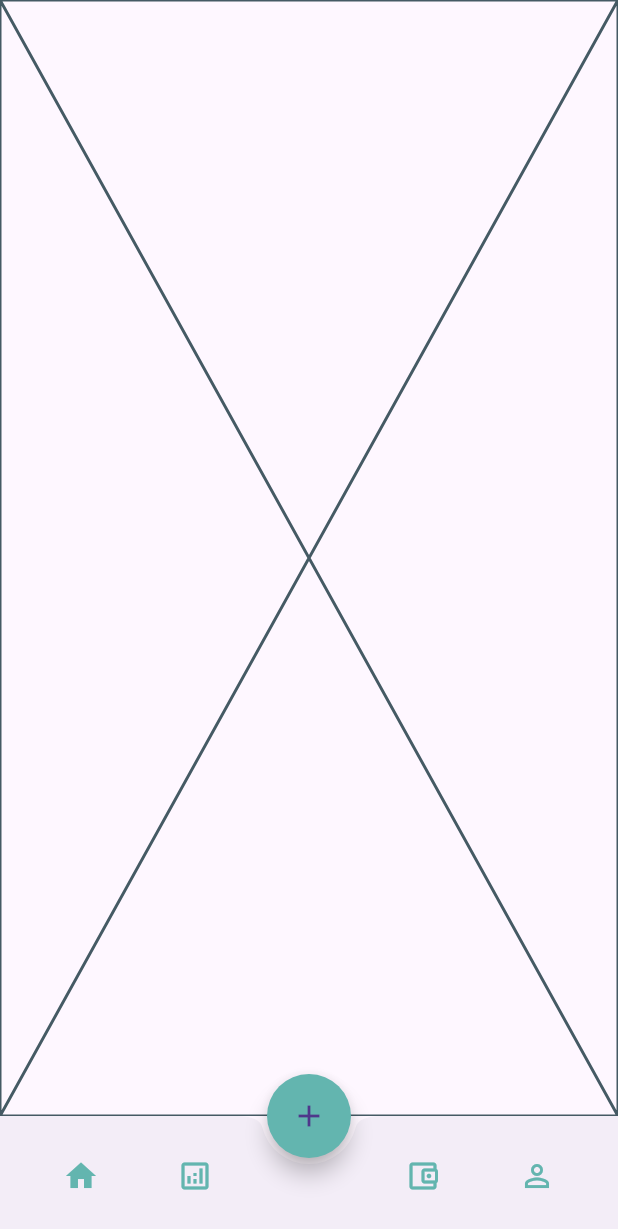
After one commit to Emerson018/mps_bikes_project, a Flutter app: the HomePageView screen opened by its route, swiped to page 2, on a phone screen of 412 x 824 dp. The commit adds this screen. Shown: the top 1229 px of the screen. Run offline on Flutter 3.47's test engine with Material 3 defaults, Android fonts, the phone set to English and light mode, and no system bars; our stand-ins replace firebase_auth, firebase_core, flutter_secure_storage, get_it; accounts and stored records are empty.

Commit message:
V29, add pages e bottom_bar

```diff
--- a/lib/app.dart
+++ b/lib/app.dart
@@ -1,10 +1,14 @@
 import 'package:flutter/material.dart';
 import 'package:mps_app/common/constants/routes.dart';
 import 'package:mps_app/features/home/homepage.dart';
+import 'package:mps_app/features/home/homepage_view.dart';
 import 'package:mps_app/features/onboarding/onboarding_page.dart';
+import 'package:mps_app/features/profile/profile_page.dart';
 import 'package:mps_app/features/sign_in/sign_in_page.dart';
 import 'package:mps_app/features/sign_up/sign_up_page.dart';
 import 'package:mps_app/features/splash/splash_page.dart';
+import 'package:mps_app/features/stats/stats_page.dart';
+import 'package:mps_app/features/wallets/wallet_page.dart';
 
 class App extends StatelessWidget {
   const App({super.key});
@@ -19,7 +23,11 @@ class App extends StatelessWidget {
         NamedRoute.splash: (context) => const SplashPage(),
         NamedRoute.signUp: (context) => const SignUpPage(),
         NamedRoute.signIn: (context) => const SignInPage(),
-        NamedRoute.home: (context) => const HomePage(),
+        NamedRoute.home: (context) => const HomePageView(),
+        NamedRoute.stats: (context) => const StatsPage(),
+        NamedRoute.wallet: (context) => const WalletPage(),
+        NamedRoute.profile: (context) => const ProfilePage(),
+
       },
     );
   }
--- a/lib/common/constants/routes.dart
+++ b/lib/common/constants/routes.dart
@@ -6,4 +6,8 @@ class NamedRoute {
   static const String signUp = "/sign_up";
   static const String signIn = "/sign_in";
   static const String home = "/home";
+
+  static const String stats = "/stats";
+  static const String wallet = "/wallet";
+  static const String profile = "/profile";
 }
--- /dev/null
+++ b/lib/common/widgets/custom_bottom_app_bar.dart
@@ -0,0 +1,68 @@
+import 'package:flutter/material.dart';
+import '../constants/app_colors.dart';
+class CustomBottomAppBar extends StatefulWidget {
+  final Color? selectedItemColor;
+  final List<CustomBottomAppBarItem> children;
+  const CustomBottomAppBar({
+    Key? key,
+    this.selectedItemColor,
+    required this.children,
+  })  : assert(children.length == 5, 'children.length must be 5'),
+        super(key: key);
+  @override
+  State<CustomBottomAppBar> createState() => _CustomBottomAppBarState();
+}
+class _CustomBottomAppBarState extends State<CustomBottomAppBar> {
+  int _selectedItemIndex = 0;
+  @override
+  Widget build(BuildContext context) {
+    return BottomAppBar(
+      shape: const CircularNotchedRectangle(),
+      child: Row(
+        mainAxisAlignment: MainAxisAlignment.spaceAround,
+        children: widget.children.map(
+          (item) {
+            final currentItem =
+                widget.children.indexOf(item) == _selectedItemIndex;
+            return Expanded(
+              child: InkWell(
+                onTap: item.onPressed,
+                onTapUp: (_) => setState(() {
+                  _selectedItemIndex = widget.children.indexOf(item);
+                }),
+                child: Padding(
+                  padding: const EdgeInsets.symmetric(vertical: 12.0),
+                  child: Icon(
+                    currentItem ? item.primaryIcon : item.secondaryIcon,
+                    color: currentItem
+                        ? widget.selectedItemColor
+                        : AppColors.greenlightOne,
+                  ),
+                ),
+              ),
+            );
+          },
+        ).toList(),
+      ),
+    );
+  }
+}
+class CustomBottomAppBarItem {
+  final String? label;
+  final IconData? primaryIcon;
+  final IconData? secondaryIcon;
+  final VoidCallback? onPressed;
+
+  CustomBottomAppBarItem({
+    this.label,
+    this.primaryIcon,
+    this.secondaryIcon,
+    this.onPressed,
+  });
+  CustomBottomAppBarItem.empty({
+    this.label,
+    this.secondaryIcon,
+    this.primaryIcon,
+    this.onPressed,
+  });
+}
--- /dev/null
+++ b/lib/features/home/homepage_view.dart
@@ -0,0 +1,84 @@
+import 'dart:developer';
+import 'package:flutter/material.dart';
+import 'package:mps_app/features/home/homepage.dart';
+import 'package:mps_app/features/wallets/wallet_page.dart';
+import '../../common/constants/app_colors.dart';
+import '../../common/widgets/custom_bottom_app_bar.dart';
+import '../profile/profile_page.dart';
+import '../stats/stats_page.dart';
+
+class HomePageView extends StatefulWidget {
+  const HomePageView({super.key});
+  @override
+  State<HomePageView> createState() => _HomePageViewState();
+}
+class _HomePageViewState extends State<HomePageView> {
+  final pageController = PageController();
+  @override
+  void initState() {
+    super.initState();
+    pageController.addListener(() {
+      log(pageController.page.toString());
+    });
+  }
+  @override
+  Widget build(BuildContext context) {
+    return Scaffold(
+      body: PageView(
+        physics: const NeverScrollableScrollPhysics(),
+        controller: pageController,
+        children: const [
+          HomePage(),
+          StatsPage(),
+          WalletPage(),
+          ProfilePage(),
+        ],
+      ),
+      floatingActionButton: FloatingActionButton(
+        backgroundColor: AppColors.greenlightOne,
+        onPressed: () {},
+        shape: const CircleBorder(),
+        child: const Icon(Icons.add),
+      ),
+      floatingActionButtonLocation: FloatingActionButtonLocation.centerDocked,
+      bottomNavigationBar: CustomBottomAppBar(
+        selectedItemColor: AppColors.greenlightOne,
+        children: [
+          CustomBottomAppBarItem(
+            label: 'home',
+            primaryIcon: Icons.home,
+            secondaryIcon: Icons.home_outlined,
+            onPressed: () => pageController.jumpToPage(
+              0,
+            ),
+          ),
+          CustomBottomAppBarItem(
+            label: 'stats',
+            primaryIcon: Icons.analytics,
+            secondaryIcon: Icons.analytics_outlined,
+            onPressed: () => pageController.jumpToPage(
+              1,
+            ),
+          ),
+          CustomBottomAppBarItem.empty(),
+          CustomBottomAppBarItem(
+            label: 'wallet',
+            primaryIcon: Icons.account_balance_wallet,
+            secondaryIcon: Icons.account_balance_wallet_outlined,
+            onPressed: () => pageController.jumpToPage(
+              2,
+            ),
+          ),
+          CustomBottomAppBarItem(
+            label: 'profile',
+            primaryIcon: Icons.person,
+            secondaryIcon: Icons.person_outline,
+            onPressed: () => pageController.jumpToPage(
+              3,
+            ),
+          ),
+        ],
+      ),
+    );
+  }
+}
--- /dev/null
+++ b/lib/features/profile/profile_page.dart
@@ -0,0 +1,10 @@
+import 'package:flutter/widgets.dart';
+
+class ProfilePage extends StatelessWidget {
+  const ProfilePage({super.key});
+
+  @override
+  Widget build(BuildContext context) {
+    return const Placeholder();
+  }
+}
--- /dev/null
+++ b/lib/features/stats/stats_page.dart
@@ -0,0 +1,10 @@
+import 'package:flutter/widgets.dart';
+
+class StatsPage extends StatelessWidget {
+  const StatsPage({super.key});
+
+  @override
+  Widget build(BuildContext context) {
+    return const Placeholder();
+  }
+}
--- /dev/null
+++ b/lib/features/wallets/wallet_page.dart
@@ -0,0 +1,10 @@
+import 'package:flutter/widgets.dart';
+
+class WalletPage extends StatelessWidget {
+  const WalletPage({super.key});
+
+  @override
+  Widget build(BuildContext context) {
+    return const Placeholder();
+  }
+}
```
